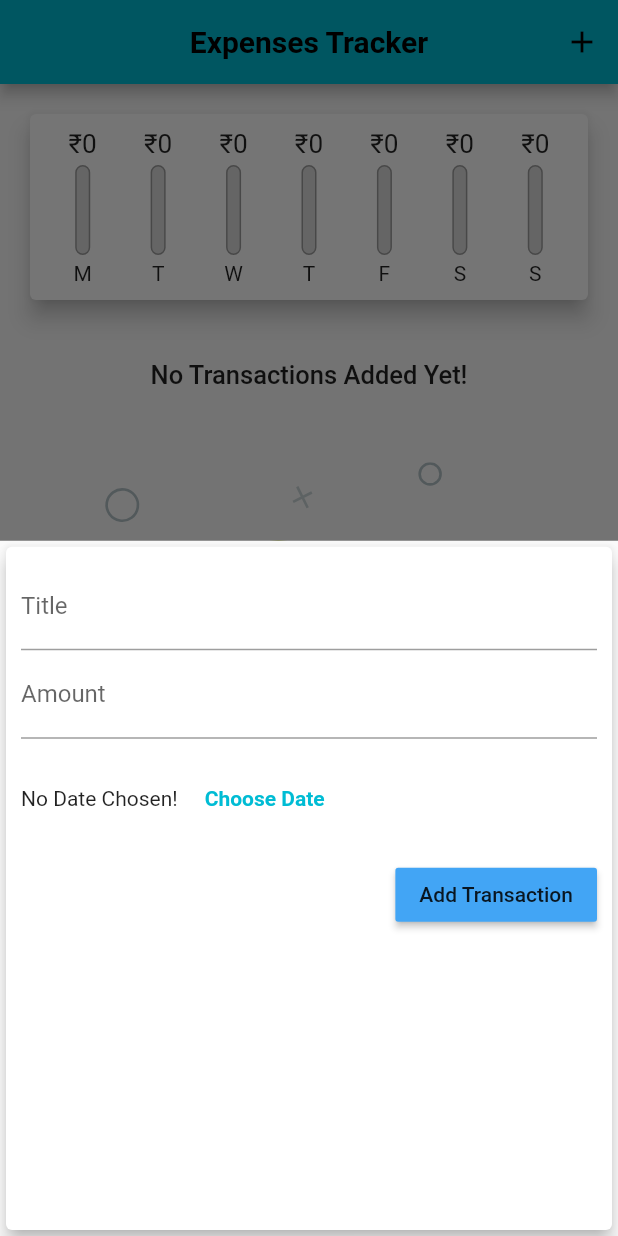
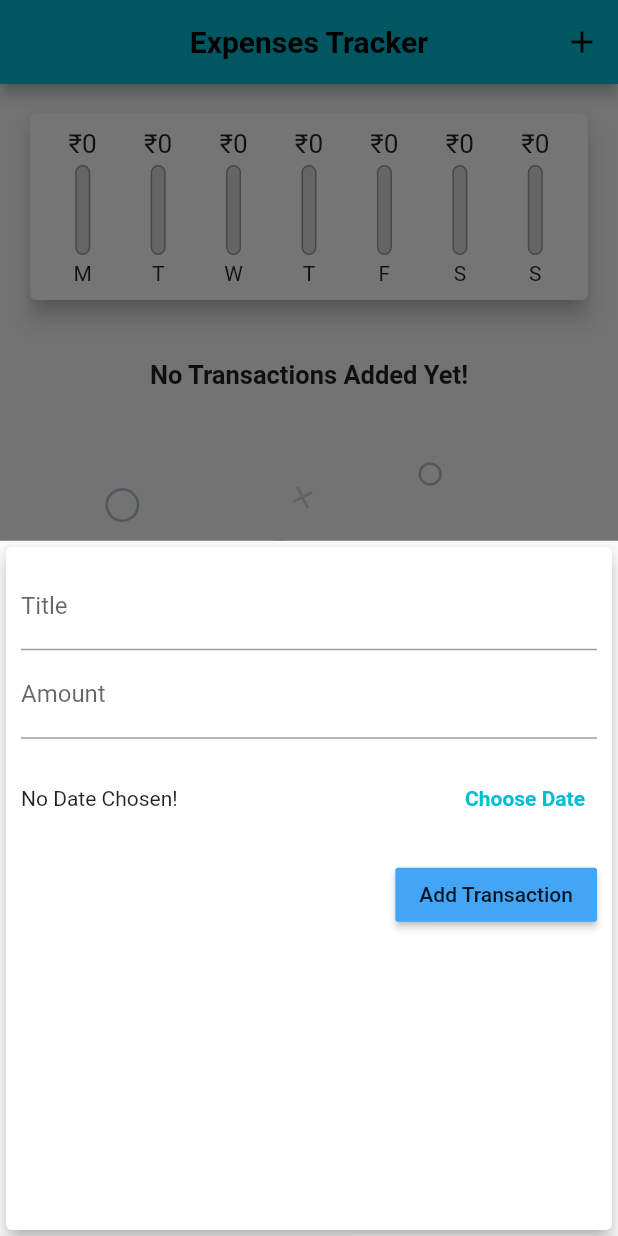
Before and after one commit to Prabhneet-Web/ExpenseTracker, a Flutter app: the screen it shows after launch, after a tap on the "add" icon, on a phone screen of 412 x 824 dp. Run offline on Flutter 3.47's test engine with Material 2 defaults, Android fonts, the phone set to English and light mode, and no system bars; our stand-ins replace lottie.

Commit message:
deleteButton added.

```diff
--- a/lib/pages/homePage.dart
+++ b/lib/pages/homePage.dart
@@ -15,12 +15,12 @@ class MyHomePage extends StatefulWidget {
 class _MyHomePageState extends State<MyHomePage> {
   final List<Transaction> _userTransactions = [];
 
-  void _addNewTransaction(String txTitle, int txAmount) {
+  void _addNewTransaction(String txTitle, int txAmount, DateTime chosenDate) {
     final newTx = Transaction(
         id: DateTime.now().toString(),
         title: txTitle,
         amount: txAmount,
-        date: DateTime.now());
+        date: chosenDate);
 
     setState(() {
       _userTransactions.add(newTx);
@@ -49,6 +49,12 @@ class _MyHomePageState extends State<MyHomePage> {
         });
   }
 
+  void _deleteTransaction(String id) {
+    setState(() {
+      _userTransactions.removeWhere((tx) => tx.id == id);
+    });
+  }
+
   @override
   Widget build(BuildContext context) {
     return Scaffold(
@@ -74,7 +80,9 @@ class _MyHomePageState extends State<MyHomePage> {
               Chart(
                 recentTransactions: _recentTransactions,
               ),
-              TransactionList(transactions: _userTransactions)
+              TransactionList(
+                  transactions: _userTransactions,
+                  deleteTransaction: _deleteTransaction)
             ],
           ),
         ),
--- a/lib/widgets/newTransaction.dart
+++ b/lib/widgets/newTransaction.dart
@@ -19,10 +19,13 @@ class _NewTransactionState extends State<NewTransaction> {
   DateTime _selectedDate = DateTime(00, 00, 0000);
 
   void _submitData() {
+    if (_amountController.text.isEmpty) return;
     final enteredTitle = _titleController.text;
     final enteredAmount = int.parse(_amountController.text);
-    if (enteredTitle.isEmpty || enteredAmount < 0) return;
-    widget.addTx(enteredTitle, enteredAmount);
+    if (enteredTitle.isEmpty ||
+        enteredAmount < 0 ||
+        _selectedDate == DateTime(00, 00, 0000)) return;
+    widget.addTx(enteredTitle, enteredAmount, _selectedDate);
     Navigator.of(context).pop();
   }
 
@@ -63,10 +66,11 @@ class _NewTransactionState extends State<NewTransaction> {
             SizedBox(
               height: 80,
               child: Row(
+                mainAxisAlignment: MainAxisAlignment.spaceBetween,
                 children: [
                   Text(_selectedDate == DateTime(00, 00, 000)
                       ? "No Date Chosen!"
-                      : DateFormat.yMd().format(_selectedDate)),
+                      : "Picked Date:- ${DateFormat.yMd().format(_selectedDate)}"),
                   const SizedBox(width: 10),
                   TextButton(
                     child: const Text(
--- a/lib/widgets/transactionList.dart
+++ b/lib/widgets/transactionList.dart
@@ -1,13 +1,18 @@
-import 'package:expense_tracker/models/transaction.dart';
 import 'package:flutter/material.dart';
 import 'package:intl/intl.dart';
 import 'package:lottie/lottie.dart';
 
+import 'package:expense_tracker/models/transaction.dart';
+
 class TransactionList extends StatelessWidget {
   final List<Transaction> transactions;
+  final Function deleteTransaction;
 
-  const TransactionList({Key? key, required this.transactions})
-      : super(key: key);
+  const TransactionList({
+    Key? key,
+    required this.transactions,
+    required this.deleteTransaction,
+  }) : super(key: key);
 
   @override
   Widget build(BuildContext context) {
@@ -20,7 +25,7 @@ class TransactionList extends StatelessWidget {
                 const SizedBox(height: 20),
                 const Text(
                   "No Transactions Added Yet!",
-                  style: TextStyle(fontSize: 17, fontWeight: FontWeight.w500),
+                  style: TextStyle(fontSize: 17, fontWeight: FontWeight.w600),
                 ),
                 const SizedBox(height: 20),
                 Lottie.asset(
@@ -31,7 +36,8 @@ class TransactionList extends StatelessWidget {
           : ListView.builder(
               itemBuilder: (context, index) {
                 return Card(
-                  margin: EdgeInsets.symmetric(horizontal: 6, vertical: 4),
+                  margin:
+                      const EdgeInsets.symmetric(horizontal: 6, vertical: 4),
                   elevation: 3,
                   child: ListTile(
                     leading: CircleAvatar(
@@ -48,6 +54,11 @@ class TransactionList extends StatelessWidget {
                     ),
                     subtitle: Text(
                         DateFormat.yMMMd().format(transactions[index].date)),
+                    trailing: IconButton(
+                        icon: Icon(Icons.delete),
+                        color: Theme.of(context).errorColor,
+                        onPressed: () =>
+                            deleteTransaction(transactions[index].id)),
                   ),
                 );
               },
```
